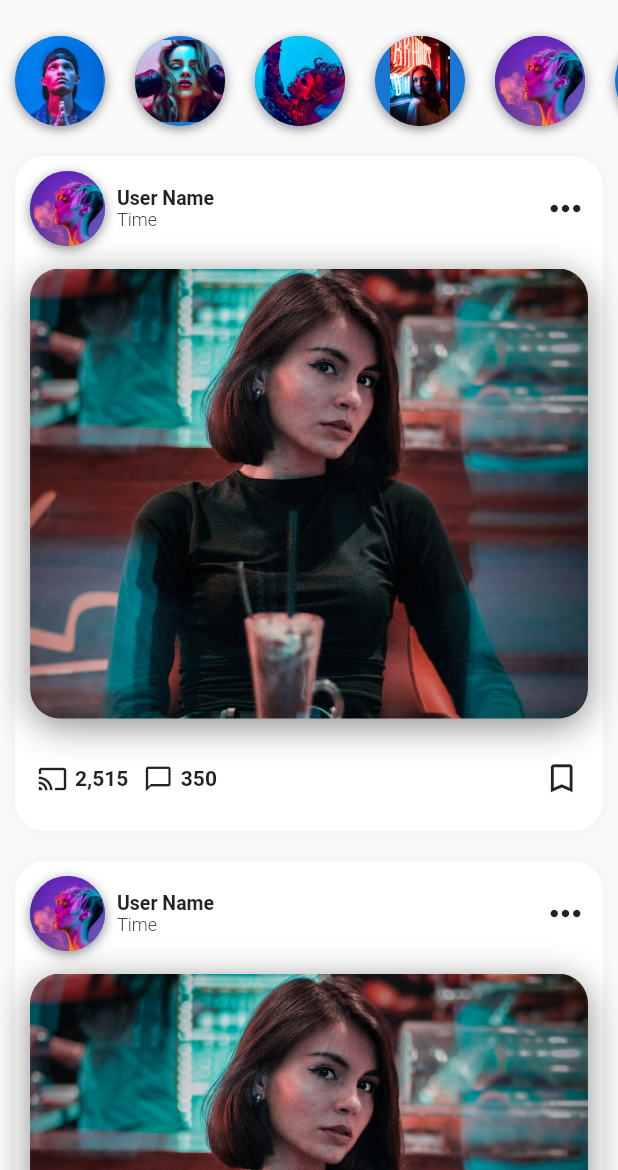
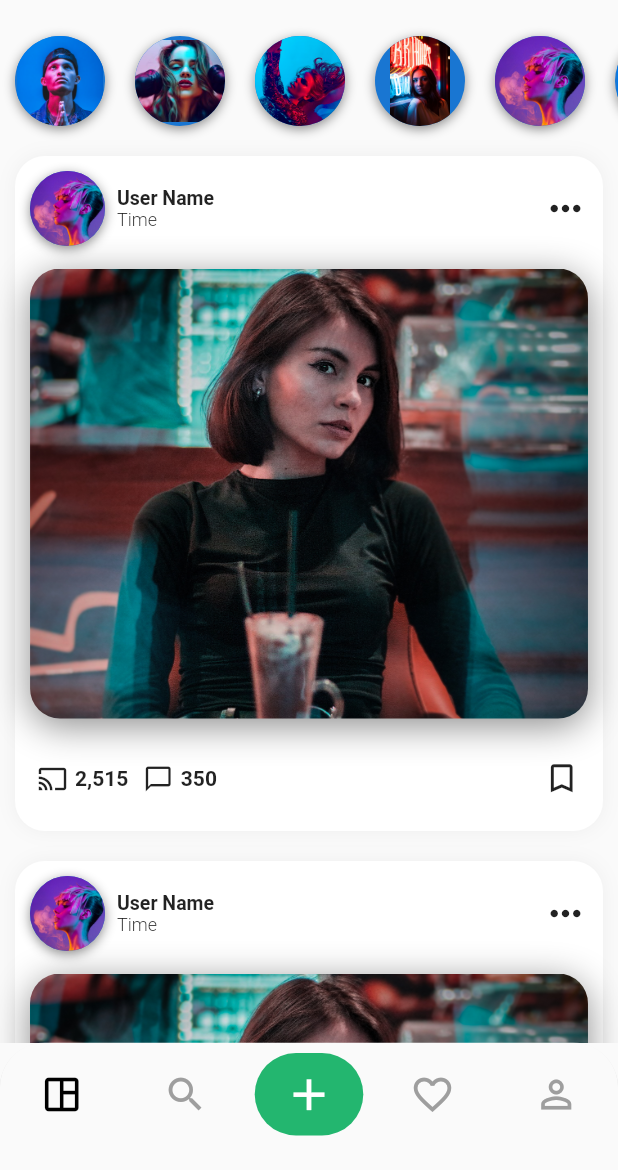
Before and after one commit to hamdiituu/flutter-gram, a Flutter app: the screen it shows after launch, on a phone screen of 412 x 824 dp, the part 66-1236 px from its top. Run offline on Flutter 3.47's test engine with Material 2 defaults, Android fonts, the phone set to English and light mode, and no system bars.

Commit message:
bottom navigation bar add

```diff
--- a/lib/screens/feed_screen.dart
+++ b/lib/screens/feed_screen.dart
@@ -3,6 +3,7 @@ import 'package:flutter_gram/data/stories_data.dart';
 import 'package:flutter_gram/widgets/feed/feed_header.dart';
 import 'package:flutter_gram/widgets/feed/feed_post.dart';
 import 'package:flutter_gram/widgets/feed/feed_story_avatar.dart';
+import 'package:flutter_gram/widgets/navigation_bar/feed_navigation_bar.dart';
 
 class FeedScreen extends StatefulWidget {
   const FeedScreen({Key? key}) : super(key: key);
@@ -33,6 +34,6 @@ class _FeedScreenState extends State<FeedScreen> {
             FeedPost()
           ],
         ),
-    );
+        bottomNavigationBar: FeedNavigationBar());
   }
 }
--- /dev/null
+++ b/lib/widgets/navigation_bar/feed_navigation_bar.dart
@@ -0,0 +1,67 @@
+import 'package:flutter/material.dart';
+
+class FeedNavigationBar extends StatelessWidget {
+  const FeedNavigationBar({Key? key}) : super(key: key);
+
+  @override
+  Widget build(BuildContext context) {
+    // TODO: implement build
+    return ClipRRect(
+      borderRadius: const BorderRadius.only(
+          topLeft: Radius.circular(30.0), topRight: Radius.circular(30.0)),
+      child: BottomNavigationBar(
+        type: BottomNavigationBarType.fixed,
+        items: [
+          BottomNavigationBarItem(
+              icon: Icon(
+                Icons.space_dashboard_outlined,
+                size: 30.0,
+                color: Colors.black,
+              ),
+              label: ""),
+          BottomNavigationBarItem(
+              icon: Icon(
+                Icons.search,
+                size: 30.0,
+                color: Colors.grey,
+              ),
+              label: ""),
+          BottomNavigationBarItem(
+            icon: Padding(
+              padding: EdgeInsets.symmetric(horizontal: 5.0, vertical: 0.0),
+              child: FlatButton(
+                padding: EdgeInsets.symmetric(vertical: 10.0),
+                shape: RoundedRectangleBorder(
+                  borderRadius: BorderRadius.circular(30.0),
+                ),
+                color: Color(0xFF23B66F),
+                onPressed: () => print('Upload photo'),
+                child: Icon(
+                  Icons.add,
+                  size: 35.0,
+                  color: Colors.white,
+                ),
+              ),
+            ),
+            label: "",
+          ),
+          BottomNavigationBarItem(
+              label: "",
+              icon: Icon(
+                Icons.favorite_border,
+                size: 30.0,
+                color: Colors.grey,
+              )),
+          BottomNavigationBarItem(
+            icon: Icon(
+              Icons.person_outline,
+              size: 30.0,
+              color: Colors.grey,
+            ),
+            label: "",
+          ),
+        ],
+      ),
+    );
+  }
+}
```
Lines whose indentation alone changed are shown as unchanged.
